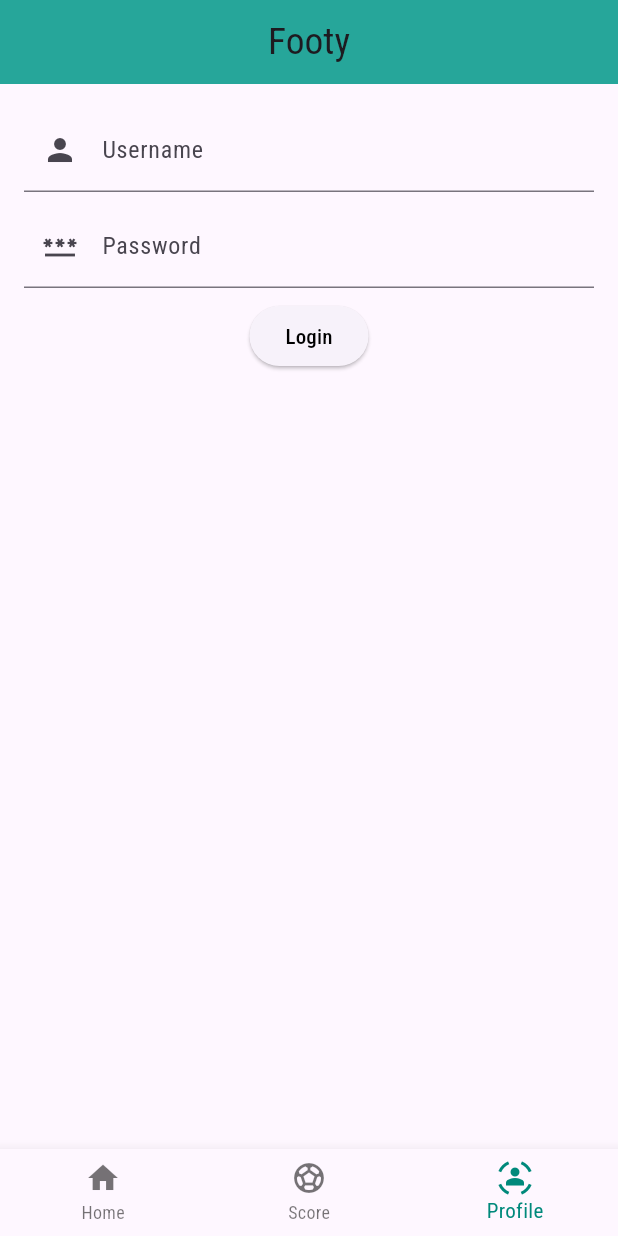
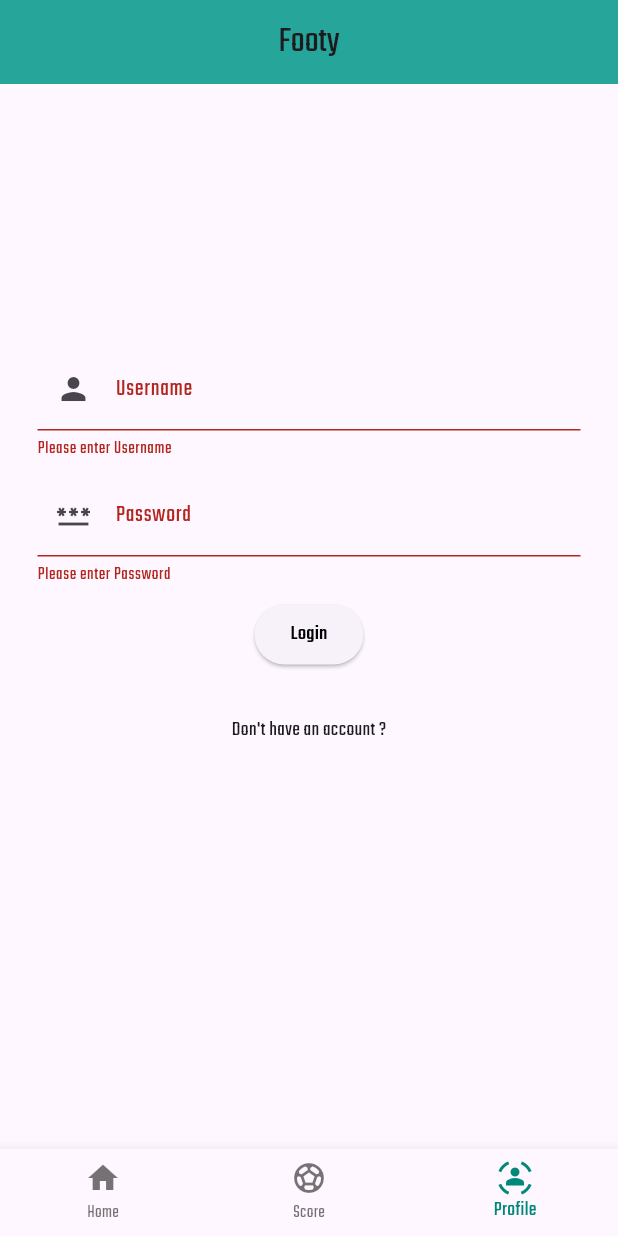
Before and after one commit to stg2209/Sports_tracker, a Flutter app: the screen it shows after launch, item 3 of the bottom bar chosen, after a tap on "Login", on a phone screen of 412 x 824 dp. Run offline on Flutter 3.47's test engine with Material 3 defaults, Android fonts, the phone set to English and light mode, and no system bars.

Commit message:
Login_form

```diff
--- /dev/null
+++ b/lib/form.dart
@@ -0,0 +1,78 @@
+import 'package:flutter/material.dart';
+
+class Login_form extends StatefulWidget {
+  const Login_form({super.key});
+
+  @override
+  State<Login_form> createState() => _Login_formState();
+}
+
+class _Login_formState extends State<Login_form> {
+  final _formKey = GlobalKey<FormState>();
+  @override
+  Widget build(BuildContext context) {
+    return Center(
+      child:Form(
+      key: _formKey,
+      child: Column(
+        children: [
+          SizedBox(height:150),
+          TextFormField(
+
+            decoration: InputDecoration(
+              labelText: 'Username',
+              prefixIcon: Icon(Icons.person),
+
+            ),
+            validator: (value) {
+              if (value == null || value.isEmpty) {
+                return 'Please enter Username';
+              }
+              return null;
+            },
+
+          ),
+          SizedBox(height: 8,),
+          TextFormField(
+            obscureText: true,
+
+            decoration: InputDecoration(
+              labelText: 'Password',
+              prefixIcon: Icon(Icons.password),
+
+            ),
+            validator: (value) {
+              if (value == null || value.isEmpty) {
+                return 'Please enter Password';
+              }
+              return null;
+            },
+
+          ),
+          SizedBox(height: 8,),
+
+          ElevatedButton(
+            onPressed: (){
+              if (_formKey.currentState!.validate()) {
+                // If the form is valid, display a snackbar. In the real world,
+                // you'd often call a server or save the information in a database.
+                ScaffoldMessenger.of(context).showSnackBar(
+                  const SnackBar(content: Text('Processing Data')),
+                );
+              }
+            },
+            child: Text("Login",
+              style: TextStyle(
+                color: Colors.black,
+              ),
+            ),
+          ),
+          SizedBox(height: 30,),
+
+          Text("Don't have an account ?")
+        ],
+      ),
+    ),
+    );
+  }
+}
--- a/lib/main.dart
+++ b/lib/main.dart
@@ -1,10 +1,12 @@
 import 'package:flutter/material.dart';
+import 'package:sports_tracker/form.dart';
+
 
 void main()=> runApp(MaterialApp(
   home: Home(),
-  // theme: ThemeData(
-  //   fontFamily: 'Teko',
-  // ),
+  theme: ThemeData(
+    fontFamily: 'Teko',
+  ),
 ));
 
 
@@ -17,9 +19,85 @@ class Home extends StatefulWidget {
 
 class _HomeState extends State<Home> {
   int selected_index=0;
-  List content_change= [
+  void _onTap(int index) {
+    setState(() {
+      selected_index = index;
+    });
+  }
+  @override
+  Widget build(BuildContext context) {
+    return Scaffold(
 
-    Row(//Home
+        appBar: AppBar(
+          title:Text("Footy",
+            style: TextStyle(
+                fontSize: 25
+            ),
+          ),
+          centerTitle: true,
+          backgroundColor: Colors.teal[400],
+
+        ),
+        body:
+        Container(
+          padding: EdgeInsets.all(25),
+          child: _getBodyWidget(selected_index),),
+
+
+        bottomNavigationBar: BottomNavigationBar(
+          items: [
+            BottomNavigationBarItem(
+
+              icon: Icon(Icons.home),
+              label: 'Home',
+              backgroundColor: Colors.deepOrange,
+            ),
+            BottomNavigationBarItem(
+              icon: Icon(Icons.sports_soccer),
+              label: 'Score',
+              backgroundColor: Colors.green,
+            ),
+            BottomNavigationBarItem(
+              icon: Icon(Icons.sensor_occupied),
+              label: 'Profile',
+              backgroundColor: Colors.green,
+            ),
+
+
+
+          ],
+          currentIndex: selected_index,
+          selectedItemColor: Colors.teal[600],
+
+          onTap: _onTap,
+        ),
+      floatingActionButton: selected_index == 0 ? Float() : null,
+
+
+    );
+  }
+  Widget _getBodyWidget(int index) {
+    switch (index) {
+      case 0:
+        return Home_tab();
+      case 1:
+        return Score_tab();
+      case 2:
+        return Profile_tab();
+      default:
+        return SizedBox.shrink();
+    }
+  }
+}
+
+
+class Home_tab extends StatelessWidget {
+  const Home_tab({super.key});
+
+  @override
+  Widget build(BuildContext context) {
+    return  Container(
+      child: Row(
       mainAxisAlignment: MainAxisAlignment.spaceAround,
 
 
@@ -78,110 +156,40 @@ class _HomeState extends State<Home> {
           ),// Specify the label
         ),
       ],
+      ),
 
-    ),
-    Text(
+    );
+  }
+}
+
+class Score_tab extends StatelessWidget {
+  const Score_tab({super.key});
+
+  @override
+  Widget build(BuildContext context) {
+    return Text(
         'Score',
         style: TextStyle(
           fontSize: 40,
         )
 
-    ),
-    Column(//Profile
-      children: [
-        TextFormField(
+    );
+  }
+}
 
-          decoration: InputDecoration(
-            labelText: 'Username',
-            prefixIcon: Icon(Icons.person),
+class Profile_tab extends StatelessWidget {
+  const Profile_tab({super.key});
 
-          ),
-
-        ),
-        SizedBox(height: 8,),
-        TextFormField(
-
-            decoration: InputDecoration(
-              labelText: 'Password',
-            prefixIcon: Icon(Icons.password),
-
-          ),
-
-        ),
-        SizedBox(height: 8,),
-
-        ElevatedButton(
-            onPressed: (){},
-            child: Text("Login",
-              style: TextStyle(
-                color: Colors.black,
-              ),
-            ),
-        ),
-
-
-      ],
-    )
-  ];
-  void _onTap(int index) {
-    setState(() {
-      selected_index = index;
-    });
-  }
   @override
   Widget build(BuildContext context) {
-    return Scaffold(
-
-        appBar: AppBar(
-          title:Text("Footy",
-            style: TextStyle(
-                fontSize: 25
-            ),
-          ),
-          centerTitle: true,
-          backgroundColor: Colors.teal[400],
-
-        ),
-        body:
-        Container(
-          padding: EdgeInsets.all(16.0),
-          child: content_change.elementAt(selected_index),
-
-        ),
-
-        bottomNavigationBar: BottomNavigationBar(
-          items: [
-            BottomNavigationBarItem(
-
-              icon: Icon(Icons.home),
-              label: 'Home',
-              backgroundColor: Colors.deepOrange,
-            ),
-            BottomNavigationBarItem(
-              icon: Icon(Icons.sports_soccer),
-              label: 'Score',
-              backgroundColor: Colors.green,
-            ),
-            BottomNavigationBarItem(
-              icon: Icon(Icons.sensor_occupied),
-              label: 'Profile',
-              backgroundColor: Colors.green,
-            ),
+     return  Login_form();
+  }
+}
 
 
 
-          ],
-          currentIndex: selected_index,
-          selectedItemColor: Colors.teal[600],
-
-          onTap: _onTap,
-        ),
-      floatingActionButton: selected_index == 0 ? Float() : null,
 
 
-    );
-  }
-}
 
 class Float extends StatelessWidget {
   const Float({super.key});
```
Lines whose indentation alone changed are shown as unchanged.
